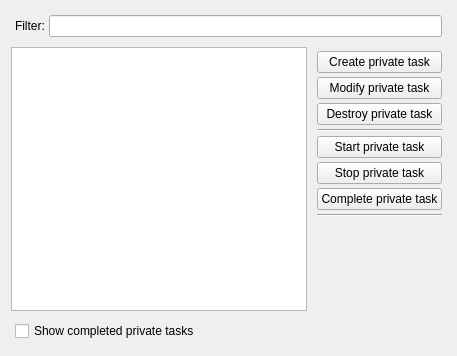
The window that Srt.QT/tt3-gui/PrivateTaskManager.ui (akapustiatyahoocouk/TimeTracker3) describes before a commit, drawn with Qt 5.
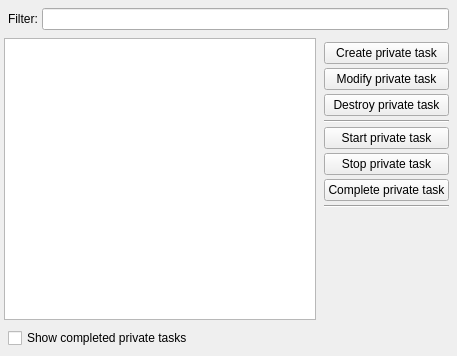
The same window after the commit. Icons and pictures are not drawn.

```diff
--- a/Srt.QT/tt3-gui/PrivateTaskManager.ui
+++ b/Srt.QT/tt3-gui/PrivateTaskManager.ui
@@ -14,6 +14,21 @@
    <string>Form</string>
   </property>
   <layout class="QGridLayout" name="gridLayout">
+   <property name="leftMargin">
+    <number>4</number>
+   </property>
+   <property name="topMargin">
+    <number>4</number>
+   </property>
+   <property name="rightMargin">
+    <number>4</number>
+   </property>
+   <property name="bottomMargin">
+    <number>4</number>
+   </property>
+   <property name="spacing">
+    <number>4</number>
+   </property>
    <item row="0" column="0" colspan="2">
     <widget class="QWidget" name="filterWidget" native="true">
      <layout class="QFormLayout" name="formLayout_2">
```
